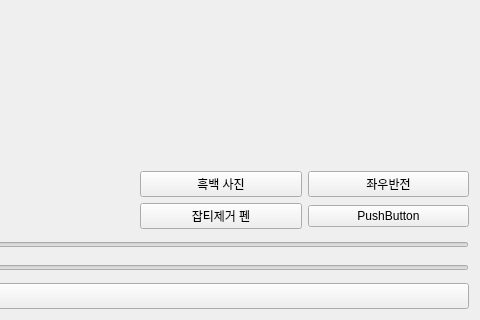
Above: Qt/Simple-Smart-ID-Photo-Maker_Qt/photoeditpage.ui from jeong7231/Intel7_simple_id_photo_maker before the change; both pictures show x 644 to 1124 and y 485 to 805 of the 1124 by 805 pixel window. Below: the same form after it.
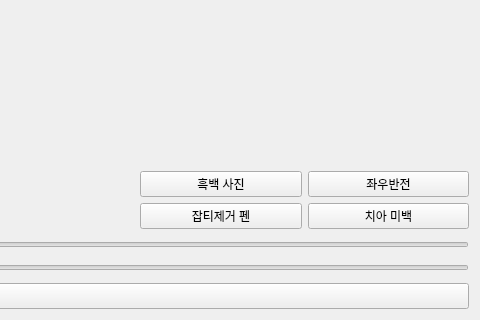
That is the form after the change.

Commit message: 치아미백 추가

Patch:
```diff
--- a/Qt/Simple-Smart-ID-Photo-Maker_Qt/photoeditpage.ui
+++ b/Qt/Simple-Smart-ID-Photo-Maker_Qt/photoeditpage.ui
@@ -70,7 +70,10 @@
            <item>
             <widget class="QPushButton" name="pushButton_3">
              <property name="text">
-              <string>PushButton</string>
+              <string>치아 미백</string>
+             </property>
+             <property name="checkable">
+              <bool>true</bool>
              </property>
             </widget>
            </item>
```
Left out of the diff: 2 changed lines with no effect on the pictures. The commit also changes 3 other files.
